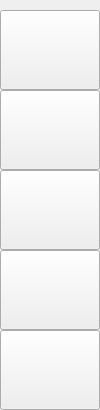
Above: MGAWithSQL/sidepanel.ui from amirtosson/MGAConnect before the change. Below: the same form after it.
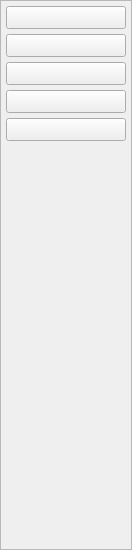
That is the form after the change.

What changed in the file:
```diff
--- a/MGAWithSQL/sidepanel.ui
+++ b/MGAWithSQL/sidepanel.ui
@@ -6,8 +6,8 @@
    <rect>
     <x>0</x>
     <y>0</y>
-    <width>100</width>
-    <height>410</height>
+    <width>132</width>
+    <height>550</height>
    </rect>
   </property>
   <property name="sizePolicy">
@@ -22,46 +22,65 @@
   <property name="styleSheet">
    <string notr="true"/>
   </property>
-  <widget class="QToolButton" name="dbConnectBtn">
-   <property name="geometry">
-    <rect>
-     <x>0</x>
-     <y>10</y>
-     <width>100</width>
-     <height>80</height>
-    </rect>
+  <layout class="QGridLayout" name="parentGridLayout">
+   <property name="leftMargin">
+    <number>0</number>
    </property>
-   <property name="text">
-    <string/>
+   <property name="topMargin">
+    <number>0</number>
    </property>
-   <property name="toolButtonStyle">
-    <enum>Qt::ToolButtonTextUnderIcon</enum>
+   <property name="rightMargin">
+    <number>0</number>
    </property>
-  </widget>
-  <widget class="QToolButton" name="showUsersButton">
+   <property name="bottomMargin">
+    <number>0</number>
+   </property>
+   <property name="spacing">
+    <number>0</number>
+   </property>
+   <item row="0" column="0" rowspan="3" colspan="2">
+    <widget class="QScrollArea" name="buttonsScrollArea">
+     <property name="frameShadow">
+      <enum>QFrame::Raised</enum>
+     </property>
+     <property name="horizontalScrollBarPolicy">
+      <enum>Qt::ScrollBarAlwaysOff</enum>
+     </property>
+     <property name="widgetResizable">
+      <bool>true</bool>
+     </property>
+     <widget class="QWidget" name="scrollAreaWidgetContent">
    <property name="geometry">
     <rect>
      <x>0</x>
-     <y>90</y>
-     <width>100</width>
-     <height>80</height>
-    </rect>
-   </property>
-   <property name="text">
-    <string/>
-   </property>
-   <property name="toolButtonStyle">
-    <enum>Qt::ToolButtonTextUnderIcon</enum>
-   </property>
-  </widget>
+        <y>0</y>
+        <width>130</width>
+        <height>548</height>
+       </rect>
+      </property>
+      <layout class="QGridLayout" name="contentsGridLayout">
+       <property name="leftMargin">
+        <number>5</number>
+       </property>
+       <property name="topMargin">
+        <number>5</number>
+       </property>
+       <property name="rightMargin">
+        <number>5</number>
+       </property>
+       <property name="bottomMargin">
+        <number>5</number>
+       </property>
+       <property name="spacing">
+        <number>5</number>
+       </property>
+       <item row="2" column="0">
   <widget class="QToolButton" name="showMemberListButton">
-   <property name="geometry">
-    <rect>
-     <x>0</x>
-     <y>170</y>
-     <width>100</width>
-     <height>80</height>
-    </rect>
+         <property name="sizePolicy">
+          <sizepolicy hsizetype="Preferred" vsizetype="Preferred">
+           <horstretch>0</horstretch>
+           <verstretch>0</verstretch>
+          </sizepolicy>
    </property>
    <property name="text">
     <string/>
@@ -70,30 +89,14 @@
     <enum>Qt::ToolButtonTextUnderIcon</enum>
    </property>
   </widget>
-  <widget class="QToolButton" name="showExpButton">
-   <property name="geometry">
-    <rect>
-     <x>0</x>
-     <y>250</y>
-     <width>100</width>
-     <height>80</height>
-    </rect>
-   </property>
-   <property name="text">
-    <string/>
-   </property>
-   <property name="toolButtonStyle">
-    <enum>Qt::ToolButtonTextUnderIcon</enum>
-   </property>
-  </widget>
+       </item>
+       <item row="4" column="0">
   <widget class="QToolButton" name="showAppointmentsButton">
-   <property name="geometry">
-    <rect>
-     <x>0</x>
-     <y>330</y>
-     <width>100</width>
-     <height>80</height>
-    </rect>
+         <property name="sizePolicy">
+          <sizepolicy hsizetype="Preferred" vsizetype="Preferred">
+           <horstretch>0</horstretch>
+           <verstretch>0</verstretch>
+          </sizepolicy>
    </property>
    <property name="text">
     <string/>
@@ -102,6 +105,73 @@
     <enum>Qt::ToolButtonTextUnderIcon</enum>
    </property>
   </widget>
+       </item>
+       <item row="1" column="0">
+        <widget class="QToolButton" name="showUsersButton">
+         <property name="sizePolicy">
+          <sizepolicy hsizetype="Preferred" vsizetype="Preferred">
+           <horstretch>0</horstretch>
+           <verstretch>0</verstretch>
+          </sizepolicy>
+         </property>
+         <property name="text">
+          <string/>
+         </property>
+         <property name="toolButtonStyle">
+          <enum>Qt::ToolButtonTextUnderIcon</enum>
+         </property>
+        </widget>
+       </item>
+       <item row="3" column="0">
+        <widget class="QToolButton" name="showExpButton">
+         <property name="sizePolicy">
+          <sizepolicy hsizetype="Preferred" vsizetype="Preferred">
+           <horstretch>0</horstretch>
+           <verstretch>0</verstretch>
+          </sizepolicy>
+         </property>
+         <property name="text">
+          <string/>
+         </property>
+         <property name="toolButtonStyle">
+          <enum>Qt::ToolButtonTextUnderIcon</enum>
+         </property>
+        </widget>
+       </item>
+       <item row="0" column="0">
+        <widget class="QToolButton" name="dbConnectBtn">
+         <property name="sizePolicy">
+          <sizepolicy hsizetype="Preferred" vsizetype="Preferred">
+           <horstretch>0</horstretch>
+           <verstretch>0</verstretch>
+          </sizepolicy>
+         </property>
+         <property name="text">
+          <string/>
+         </property>
+         <property name="toolButtonStyle">
+          <enum>Qt::ToolButtonTextUnderIcon</enum>
+         </property>
+        </widget>
+       </item>
+       <item row="5" column="0">
+        <spacer name="verticalSpacer">
+         <property name="orientation">
+          <enum>Qt::Vertical</enum>
+         </property>
+         <property name="sizeHint" stdset="0">
+          <size>
+           <width>20</width>
+           <height>40</height>
+          </size>
+         </property>
+        </spacer>
+       </item>
+      </layout>
+     </widget>
+    </widget>
+   </item>
+  </layout>
  </widget>
  <resources/>
  <connections/>
```
Lines whose indentation alone changed are shown as unchanged.
